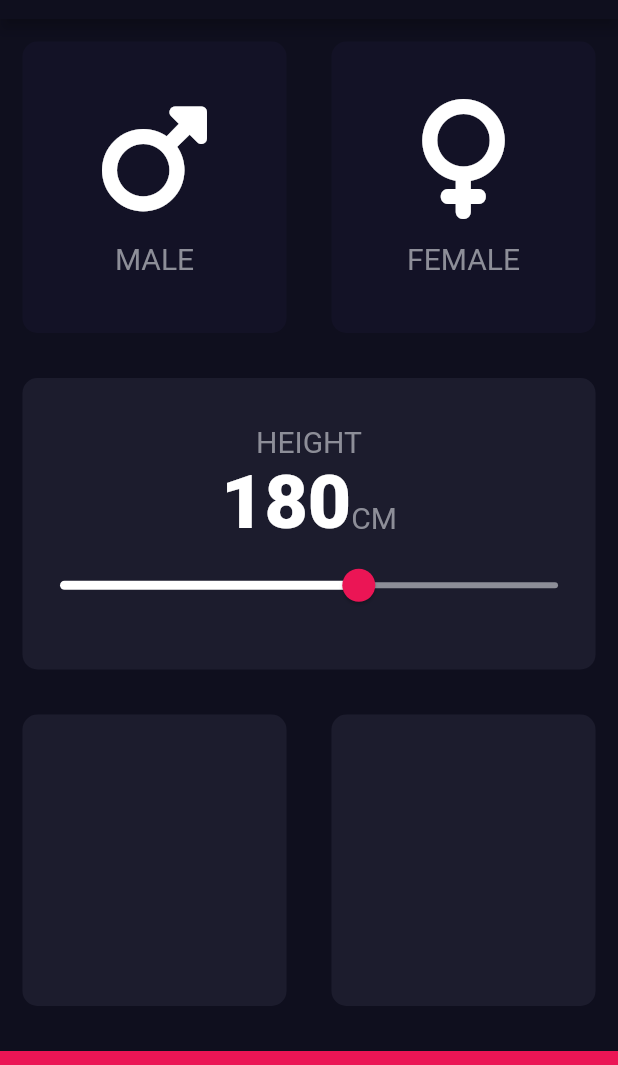
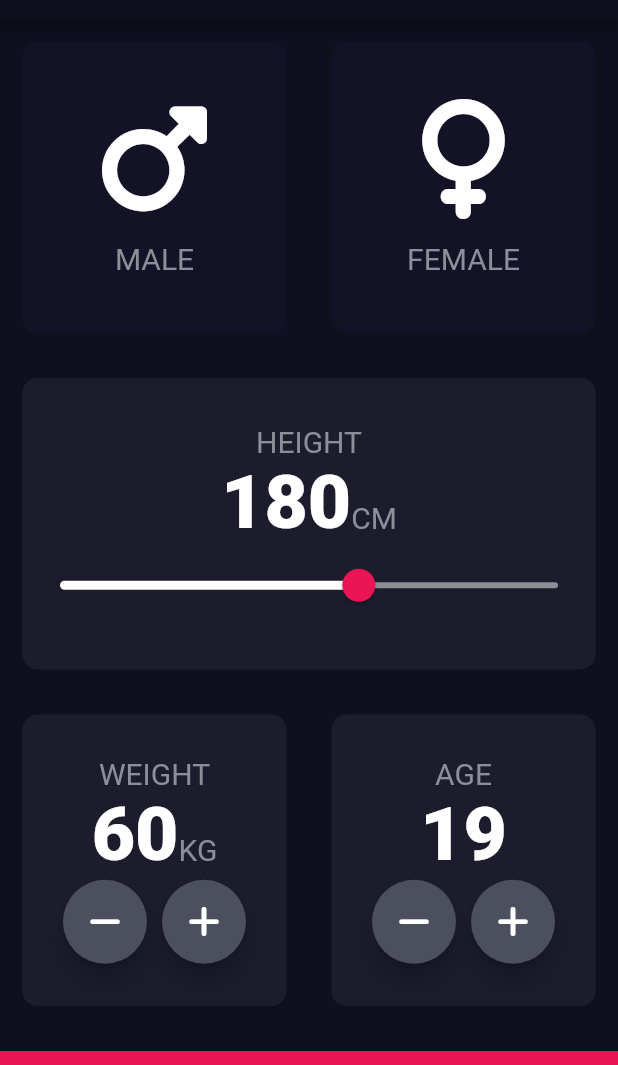
Before and after one commit to Florjadedan26/BMI_CALCULATOR, a Flutter app: the screen it shows after launch, on a phone screen of 412 x 824 dp, the part 65-1130 px from its top. Run offline on Flutter 3.47's test engine with Material 2 defaults, Android fonts, the phone set to English and light mode, and no system bars; our stand-ins replace font_awesome_flutter.

```diff
--- a/lib/class.dart
+++ b/lib/class.dart
@@ -53,3 +53,49 @@ class ReusableCard extends StatelessWidget {
     );
   }
 }
+
+// for  weight-icon-button
+class RoundIconButton extends StatelessWidget {
+  const RoundIconButton({super.key, required this.weightIcons, required this.weightOncheck});
+
+  final VoidCallback? weightOncheck;
+  final IconData? weightIcons;
+  @override
+  Widget build(BuildContext context) {
+    return RawMaterialButton(
+      onPressed: weightOncheck,
+      child: Icon(weightIcons),
+      elevation: 6.0,
+      constraints: BoxConstraints.tightFor(
+        width: 56.0,
+        height: 56.0,
+      ),
+      shape: CircleBorder(),
+      fillColor: KIconButtonColor,
+    );
+  }
+}
+
+// for age-icon-button
+
+class RoundAgeIcon extends StatelessWidget {
+  const RoundAgeIcon({required this.ageIcon,required this.ageOncheck });
+
+  final IconData? ageIcon;
+  final VoidCallback? ageOncheck;
+
+  @override
+  Widget build(BuildContext context) {
+    return RawMaterialButton(
+      onPressed: ageOncheck,
+      elevation: 6.0,
+      child: Icon(ageIcon),
+      constraints: BoxConstraints.tightFor(
+        width: 56.0,
+        height: 56.0,
+      ),
+      shape: CircleBorder(),
+      fillColor: KIconButtonColor,
+    );
+  }
+}
--- a/lib/constant.dart
+++ b/lib/constant.dart
@@ -16,5 +16,14 @@ const KCardIconeFemale = FontAwesomeIcons.venus;
 //text of the card
 const KTextLabel = TextStyle(fontSize: 20.0, color: Color(0xFF8D8E98));
 
-//text of the slide
-const KHeightLabel = TextStyle(fontSize: 50.0, fontWeight: FontWeight.w900);
+//text of the slide & theme
+const KNumberLabel = TextStyle(fontSize: 50.0, fontWeight: FontWeight.w900);
+const KInactiveColor =  Color(0xFF8D8E98);
+const KThumbColor = Color(0xFFEB1555);
+const KOverlayColor= Color(0x1FEB1555);
+const KRoundSilderThumb = RoundSliderThumbShape(enabledThumbRadius: 11.0);
+const KRoundSliderOverlay =  RoundSliderOverlayShape(overlayRadius: 25);
+
+// icon button both weight and age
+
+const KIconButtonColor = Color(0xFF4C4F5E);
--- a/lib/input_page.dart
+++ b/lib/input_page.dart
@@ -1,4 +1,5 @@
 import 'package:flutter/material.dart';
+import 'package:font_awesome_flutter/font_awesome_flutter.dart';
 import 'class.dart';
 import 'constant.dart';
 
@@ -14,6 +15,8 @@ class InputPage extends StatefulWidget {
 class _InputPageState extends State<InputPage> {
   EnumGender? selectedGender;
   int height = 180;
+  int weight = 60;
+  int age = 19;
 
   @override
   Widget build(BuildContext context) {
@@ -76,19 +79,18 @@ class _InputPageState extends State<InputPage> {
                       crossAxisAlignment: CrossAxisAlignment.baseline,
                       textBaseline: TextBaseline.alphabetic,
                       children: [
-                        Text(height.toString(), style: KHeightLabel),
+                        Text(height.toString(), style: KNumberLabel),
                         Text('CM', style: KTextLabel),
                       ],
                     ),
                     SliderTheme(
-                      data: SliderThemeData(
+                      data: const SliderThemeData(
                         activeTrackColor: Colors.white,
-                        inactiveTrackColor:Color(0xFF8D8E98) ,
-                        thumbColor: Color(0xFFEB1555),
-                        thumbShape: RoundSliderThumbShape(enabledThumbRadius: 11.0),
-                        overlayColor: Color(0x1FEB1555),
-                        overlayShape:
-                            RoundSliderOverlayShape(overlayRadius: 25),
+                        inactiveTrackColor: KInactiveColor,
+                        thumbColor: KThumbColor,
+                        thumbShape: KRoundSilderThumb,
+                        overlayColor: KOverlayColor,
+                        overlayShape: KRoundSliderOverlay,
                       ),
                       child: Slider(
                         value: height.toDouble(),
@@ -109,12 +111,90 @@ class _InputPageState extends State<InputPage> {
             //second row at the bottom
             Expanded(
               child: Row(
-                children: const [
+                children: [
                   Expanded(
-                    child: ReusableCard(customColors: KActiveCustomColor),
+                    child: ReusableCard(
+                      customColors: KActiveCustomColor,
+                      cardChild: Column(
+                        mainAxisAlignment: MainAxisAlignment.center,
+                        children: [
+                          Text('WEIGHT', style: KTextLabel,),
+                          Row(
+                            mainAxisAlignment: MainAxisAlignment.center,
+                            crossAxisAlignment: CrossAxisAlignment.baseline,
+                            textBaseline: TextBaseline.alphabetic,
+                            children: [
+                              Text(
+                                weight.toString(),
+                                style: KNumberLabel,
+                              ),
+                              Text(
+                                'KG',
+                                style: KTextLabel,
+                              )
+                            ],
+                          ),
+                          Row(
+                            mainAxisAlignment: MainAxisAlignment.center,
+                            children: [
+                              RoundIconButton(
+                                weightOncheck: () {
+                                  setState(() {
+                                    weight--;
+                                  });
+                                },
+                                weightIcons: FontAwesomeIcons.minus,
+                              ),
+                              SizedBox(
+                                width: 10.0,
+                              ),
+                              RoundIconButton(
+                                weightOncheck: () {
+                                  setState(() {
+                                    weight++;
+                                  });
+                                },
+                                weightIcons: FontAwesomeIcons.plus,
+                              ),
+                            ],
+                          ),
+                        ],
+                      ),
+                    ),
                   ),
                   Expanded(
-                    child: ReusableCard(customColors: KActiveCustomColor),
+                    child: ReusableCard(
+                        cardChild: Column(
+                          mainAxisAlignment: MainAxisAlignment.center,
+
+                          children: [
+                            Text('AGE', style: KTextLabel,),
+                            Text(age.toString(), style: KNumberLabel,),
+                            Row(
+                              mainAxisAlignment: MainAxisAlignment.center,
+                              children: [
+                                  RoundAgeIcon(ageIcon: FontAwesomeIcons.minus,
+                                    ageOncheck: (){
+                                    setState(() {
+                                      age--;
+                                    });
+                                    },
+                                  ),
+                                SizedBox(
+                                  width: 10.0,
+                                ),
+                                RoundAgeIcon(ageIcon: FontAwesomeIcons.plus,
+                                  ageOncheck: (){
+                                  age ++ ;
+                                  },
+                                ),
+
+
+                              ],
+                            )
+                          ],
+
+                        ), customColors: KActiveCustomColor),
                   ),
                 ],
               ),
```
